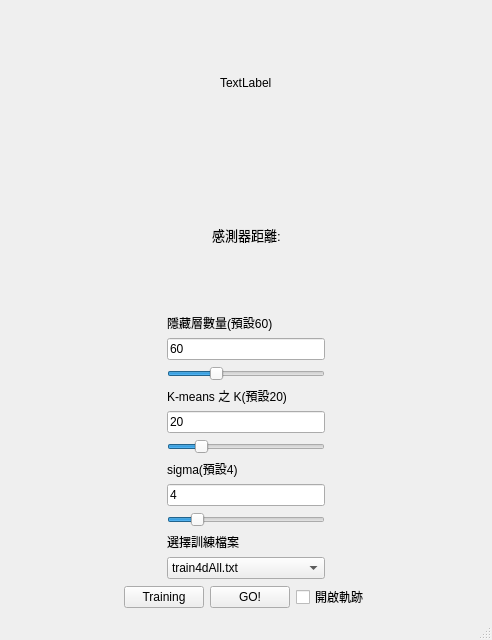
KaiTung/NCU_111_NeuronNetwork, file HW2/MyGUI.ui: the form before one commit.
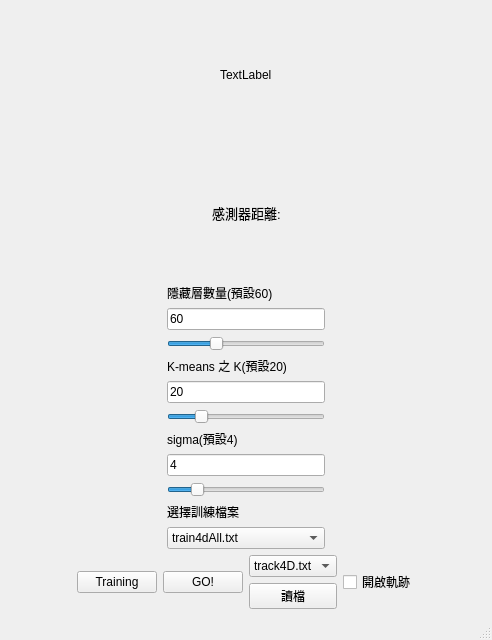
The form after the commit.

```diff
--- a/HW2/MyGUI.ui
+++ b/HW2/MyGUI.ui
@@ -257,6 +257,31 @@
           </property>
          </widget>
         </item>
+        <item>
+         <layout class="QVBoxLayout" name="verticalLayout_3">
+          <item>
+           <widget class="QComboBox" name="comboBox_record">
+            <item>
+             <property name="text">
+              <string>track4D.txt</string>
+             </property>
+            </item>
+            <item>
+             <property name="text">
+              <string>track6D.txt</string>
+             </property>
+            </item>
+           </widget>
+          </item>
+          <item>
+           <widget class="QPushButton" name="pushButton_read_record">
+            <property name="text">
+             <string>讀檔</string>
+            </property>
+           </widget>
+          </item>
+         </layout>
+        </item>
         <item>
          <widget class="QCheckBox" name="checkBox_trace">
           <property name="text">
```
